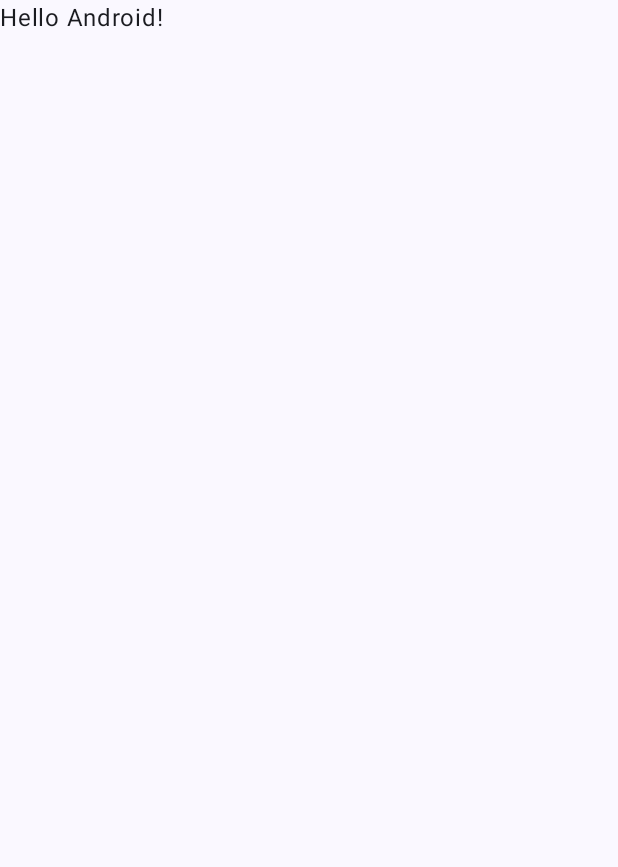
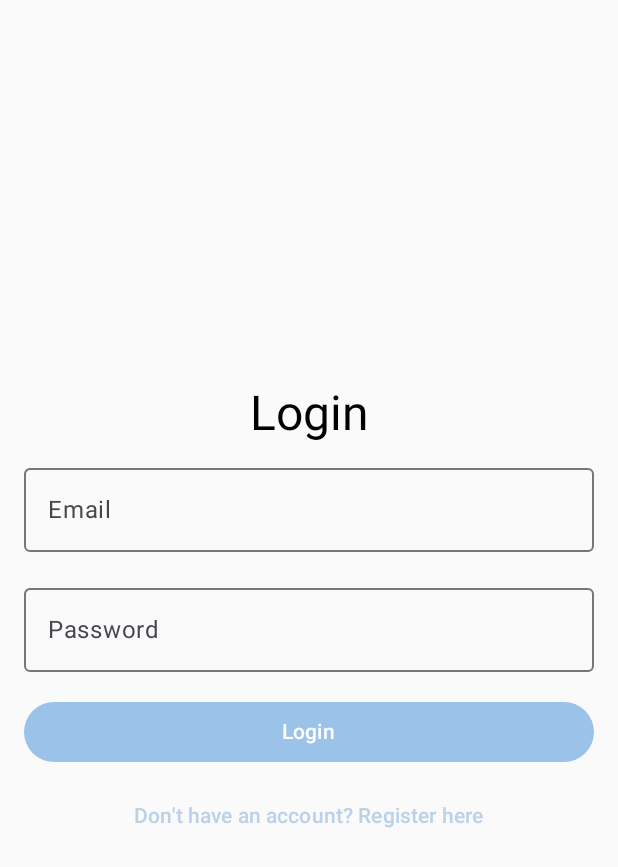
Before and after one commit to Tirajiqta/Voting-app, an Android app built with Jetpack Compose: the screen it shows after launch (MainActivity), on a phone screen of 412 x 824 dp. Before the commit the part shown is almost empty. Shown: the top 867 px of the screen. Run offline under Robolectric (Android 15) with nearby library versions, the phone set to English and light mode, and no system bars.

Commit message:
Login Register
basic login register setup not completed

```diff
--- a/frontend/android/app/build.gradle.kts
+++ b/frontend/android/app/build.gradle.kts
@@ -56,4 +56,10 @@ dependencies {
     androidTestImplementation(libs.androidx.ui.test.junit4)
     debugImplementation(libs.androidx.ui.tooling)
     debugImplementation(libs.androidx.ui.test.manifest)
+    //newly added dependencies
+    implementation("androidx.activity:activity-compose:1.8.2")
+    implementation("androidx.compose.ui:ui:1.5.3")
+    implementation("androidx.compose.material3:material3:1.2.0")
+    implementation("androidx.lifecycle:lifecycle-viewmodel-compose:2.6.2")
+    implementation("androidx.navigation:navigation-compose:2.7.5")
 }
--- a/frontend/android/app/src/main/java/com/example/android/MainActivity.kt
+++ b/frontend/android/app/src/main/java/com/example/android/MainActivity.kt
@@ -13,35 +13,36 @@ import androidx.compose.ui.Modifier
 import androidx.compose.ui.tooling.preview.Preview
 import com.example.android.ui.theme.AndroidTheme
 
+
+
+import androidx.navigation.compose.NavHost
+import androidx.navigation.compose.composable
+import androidx.navigation.compose.rememberNavController
+import com.example.android.ui.theme.screens.LoginScreen
+import com.example.android.ui.theme.screens.RegisterScreen
 class MainActivity : ComponentActivity() {
     override fun onCreate(savedInstanceState: Bundle?) {
         super.onCreate(savedInstanceState)
         enableEdgeToEdge()
         setContent {
-            AndroidTheme {
-                Scaffold(modifier = Modifier.fillMaxSize()) { innerPadding ->
-                    Greeting(
-                        name = "Android",
-                        modifier = Modifier.padding(innerPadding)
-                    )
-                }
+            AndroidTheme{
+                AppNavigator()
             }
+
         }
     }
 }
 
 @Composable
-fun Greeting(name: String, modifier: Modifier = Modifier) {
-    Text(
-        text = "Hello $name!",
-        modifier = modifier
-    )
-}
+fun AppNavigator() {
+    val navController = rememberNavController()
 
-@Preview(showBackground = true)
-@Composable
-fun GreetingPreview() {
-    AndroidTheme {
-        Greeting("Android")
+    NavHost(navController = navController, startDestination = "login") {
+        composable("login") {
+            LoginScreen { navController.navigate("register") }
+        }
+        composable("register") {
+            RegisterScreen { navController.popBackStack() }
+        }
     }
 }
--- a/frontend/android/app/src/main/java/com/example/android/ui/theme/Color.kt
+++ b/frontend/android/app/src/main/java/com/example/android/ui/theme/Color.kt
@@ -1,7 +1,7 @@
 package com.example.android.ui.theme
 
 import androidx.compose.ui.graphics.Color
-
+/*
 val Purple80 = Color(0xFFD0BCFF)
 val PurpleGrey80 = Color(0xFFCCC2DC)
 val Pink80 = Color(0xFFEFB8C8)
@@ -9,3 +9,8 @@ val Pink80 = Color(0xFFEFB8C8)
 val Purple40 = Color(0xFF6650a4)
 val PurpleGrey40 = Color(0xFF625b71)
 val Pink40 = Color(0xFF7D5260)
+*/
+//new colors
+val ColumbiaBlue = Color(0xFFBBD1EA)
+val JordyBlue = Color(0xFF9BC2E8)
+val Glaucous = Color(0xFF507DBC)
--- a/frontend/android/app/src/main/java/com/example/android/ui/theme/Theme.kt
+++ b/frontend/android/app/src/main/java/com/example/android/ui/theme/Theme.kt
@@ -9,18 +9,20 @@ import androidx.compose.material3.dynamicDarkColorScheme
 import androidx.compose.material3.dynamicLightColorScheme
 import androidx.compose.material3.lightColorScheme
 import androidx.compose.runtime.Composable
+import androidx.compose.ui.graphics.Color
 import androidx.compose.ui.platform.LocalContext
 
+
 private val DarkColorScheme = darkColorScheme(
-    primary = Purple80,
-    secondary = PurpleGrey80,
-    tertiary = Pink80
+    primary = ColumbiaBlue,
+    secondary = JordyBlue,
+    tertiary = Glaucous,
 )
 
 private val LightColorScheme = lightColorScheme(
-    primary = Purple40,
-    secondary = PurpleGrey40,
-    tertiary = Pink40
+    primary = ColumbiaBlue,
+    secondary = JordyBlue,
+    tertiary = Glaucous,
 
     /* Other default colors to override
     background = Color(0xFFFFFBFE),
@@ -35,6 +37,22 @@ private val LightColorScheme = lightColorScheme(
 
 @Composable
 fun AndroidTheme(
+    darkTheme: Boolean = false, // Auto-detects dark mode
+    content: @Composable () -> Unit
+
+) {
+
+    val colors = if (darkTheme) DarkColorScheme else LightColorScheme
+    MaterialTheme(
+        colorScheme = colors,
+        typography = Typography,
+        content = content
+    )
+}
+
+/*
+@Composable
+fun AndroidTheme2(
     darkTheme: Boolean = isSystemInDarkTheme(),
     // Dynamic color is available on Android 12+
     dynamicColor: Boolean = true,
@@ -56,3 +74,4 @@ fun AndroidTheme(
         content = content
     )
 }
+*/
--- /dev/null
+++ b/frontend/android/app/src/main/java/com/example/android/ui/theme/screens/LoginScreen.kt
@@ -0,0 +1,71 @@
+package com.example.android.ui.theme.screens
+
+import android.widget.Toast
+import androidx.compose.foundation.layout.*
+import androidx.compose.foundation.text.KeyboardOptions
+import androidx.compose.material3.*
+import androidx.compose.runtime.*
+import androidx.compose.ui.Alignment
+import androidx.compose.ui.Modifier
+import androidx.compose.ui.graphics.Color
+import androidx.compose.ui.platform.LocalContext
+import androidx.compose.ui.text.input.KeyboardType
+import androidx.compose.ui.tooling.preview.Preview
+import androidx.compose.ui.unit.dp
+import com.example.android.ui.theme.AndroidTheme
+
+@Composable
+fun LoginScreen(onNavigateToRegister: () -> Unit) {
+    val context = LocalContext.current
+    var email by remember { mutableStateOf("") }
+    var password by remember { mutableStateOf("") }
+
+    Column(
+        modifier = Modifier.fillMaxSize().padding(16.dp),
+        verticalArrangement = Arrangement.Center,
+        horizontalAlignment = Alignment.CenterHorizontally
+    ) {
+        Text(
+            text = "Login",
+            style = MaterialTheme.typography.headlineLarge
+            //color = MaterialTheme.colorScheme.tertiary
+        )
+
+        OutlinedTextField(
+            value = email,
+            onValueChange = { email = it },
+            label = { Text("Email") },
+            keyboardOptions = KeyboardOptions(keyboardType = KeyboardType.Email),
+            modifier = Modifier.fillMaxWidth().padding(vertical = 8.dp)
+        )
+
+        OutlinedTextField(
+            value = password,
+            onValueChange = { password = it },
+            label = { Text("Password") },
+            keyboardOptions = KeyboardOptions(keyboardType = KeyboardType.Password),
+            modifier = Modifier.fillMaxWidth().padding(vertical = 8.dp)
+        )
+
+        Button(
+            onClick = { Toast.makeText(context, "Logging in...", Toast.LENGTH_SHORT).show() },
+            modifier = Modifier.fillMaxWidth().padding(vertical = 8.dp),
+            colors = ButtonDefaults.buttonColors(
+                containerColor = Color(0xFF9BC2E8),  // Background color
+                contentColor = MaterialTheme.colorScheme.onPrimary   // Text/icon color
+            )
+        ) {
+            Text("Login")
+        }
+
+        TextButton(onClick = onNavigateToRegister) {
+            Text("Don't have an account? Register here")
+        }
+    }
+}
+
+@Preview(showBackground = true)
+@Composable
+fun LoginScreenPreview() {
+    LoginScreen {}
+}
--- a/frontend/android/app/src/main/res/values/colors.xml
+++ b/frontend/android/app/src/main/res/values/colors.xml
@@ -7,4 +7,8 @@
     <color name="teal_700">#FF018786</color>
     <color name="black">#FF000000</color>
     <color name="white">#FFFFFFFF</color>
+
+    <color name="ColumbiaBlue">#FFBBD1EA</color>
+    <color name="JordyBlue">#FF9BC2E8</color>
+    <color name="Glaucous">#FF507DBC</color>
 </resources>
```
Also changed, not shown: frontend/android/app/src/main/java/com/example/android/ui/theme/screens/RegisterScreen.kt (added, +78 -0 lines), 1 other file.
